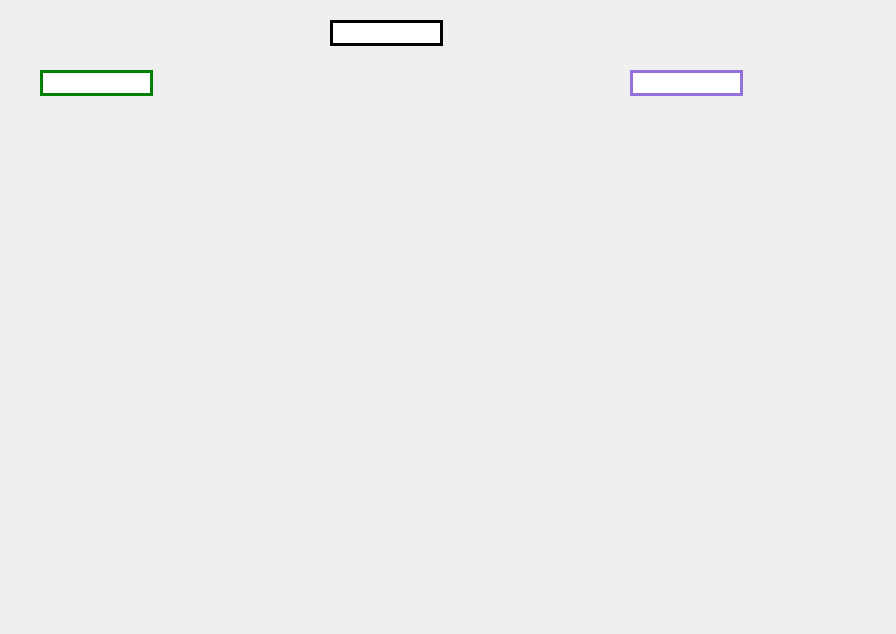
Old version of the form page4.ui in the repository AliTebbi1383/Undaunted_C-.
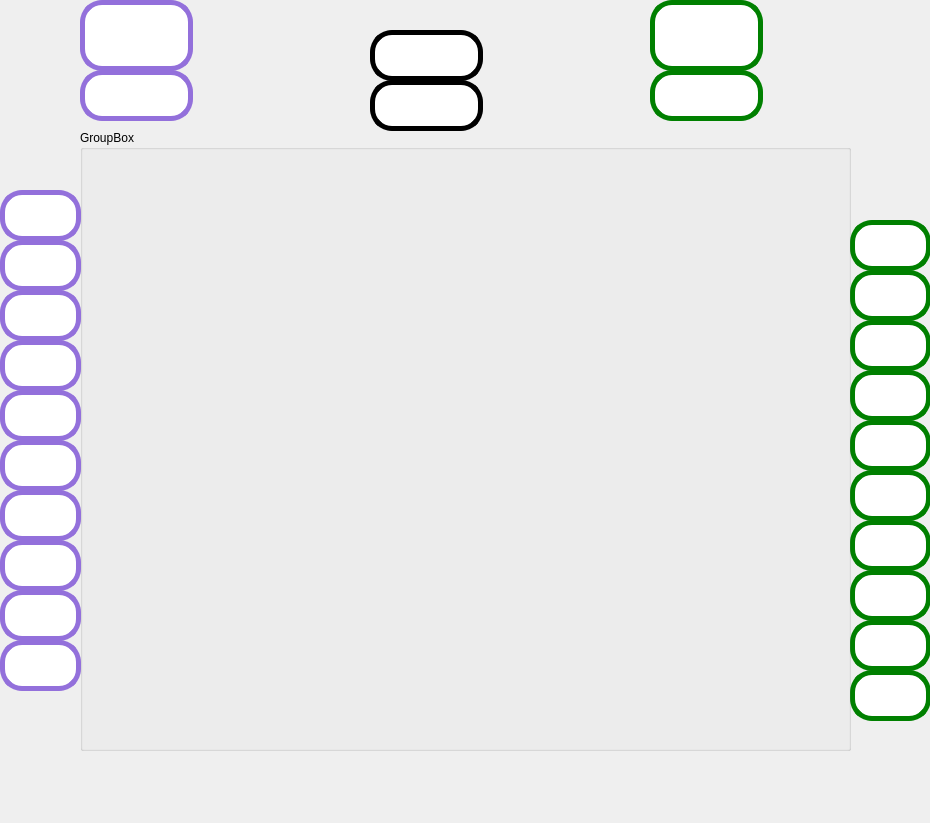
New version of the form. Icons and pictures are not drawn.

Diff of the .ui file:
```diff
--- a/page4.ui
+++ b/page4.ui
@@ -6,59 +6,498 @@
    <rect>
     <x>0</x>
     <y>0</y>
-    <width>896</width>
-    <height>634</height>
+    <width>930</width>
+    <height>823</height>
    </rect>
   </property>
   <property name="windowTitle">
    <string>Dialog</string>
   </property>
+  <widget class="QLabel" name="label">
+   <property name="geometry">
+    <rect>
+     <x>10</x>
+     <y>10</y>
+     <width>1001</width>
+     <height>781</height>
+    </rect>
+   </property>
+   <property name="styleSheet">
+    <string notr="true"/>
+   </property>
+   <property name="text">
+    <string/>
+   </property>
+  </widget>
+  <widget class="QLineEdit" name="Username2">
+   <property name="geometry">
+    <rect>
+     <x>80</x>
+     <y>70</y>
+     <width>113</width>
+     <height>51</height>
+    </rect>
+   </property>
+   <property name="styleSheet">
+    <string notr="true">
+border: 5px solid #9370DB;
+  border-radius: 22px;
+  padding: 15px;</string>
+   </property>
+  </widget>
   <widget class="QLineEdit" name="lineEdit">
    <property name="geometry">
     <rect>
-     <x>330</x>
-     <y>20</y>
+     <x>370</x>
+     <y>30</y>
      <width>113</width>
-     <height>26</height>
+     <height>51</height>
     </rect>
    </property>
    <property name="styleSheet">
-    <string notr="true">background-color: white;
-border: 3px solid black;
-border-radius: 45px;
-</string>
+    <string notr="true">
+border: 5px solid black;
+  border-radius: 22px;
+  padding: 15px;</string>
    </property>
   </widget>
   <widget class="QLineEdit" name="Username1">
    <property name="geometry">
     <rect>
-     <x>40</x>
+     <x>650</x>
      <y>70</y>
      <width>113</width>
-     <height>26</height>
+     <height>51</height>
     </rect>
    </property>
    <property name="styleSheet">
-    <string notr="true">background-color: white;
-border: 3px solid green;
-border-radius: 45px;
-color: green;</string>
+    <string notr="true">border: 5px solid green;
+  border-radius: 22px;
+  padding: 15px;</string>
    </property>
   </widget>
-  <widget class="QLineEdit" name="Username2">
+  <widget class="QLineEdit" name="lineEdit_2">
    <property name="geometry">
     <rect>
-     <x>630</x>
-     <y>70</y>
+     <x>80</x>
+     <y>0</y>
      <width>113</width>
-     <height>26</height>
+     <height>71</height>
     </rect>
    </property>
    <property name="styleSheet">
-    <string notr="true">background-color: white;
-border: 3px solid #9370DB;
-border-radius: 45px;
-color: #9370DB;</string>
+    <string notr="true">
+background-image: url(:/new/prefix1/images1.jpg);
+border: 5px solid #9370DB;
+  border-radius: 22px;
+  padding: 15px;
+background-size: 50px;   /* عرض 150px، ارتفاع متناسب تنظیم میشه */
+</string>
+   </property>
+  </widget>
+  <widget class="QLineEdit" name="lineEdit_3">
+   <property name="geometry">
+    <rect>
+     <x>650</x>
+     <y>0</y>
+     <width>113</width>
+     <height>71</height>
+    </rect>
+   </property>
+   <property name="styleSheet">
+    <string notr="true">border: 5px solid green;
+background-image: url(:/new/prefix1/images3.jpg);
+  border-radius: 22px;
+  padding: 15px;</string>
+   </property>
+  </widget>
+  <widget class="QLineEdit" name="card1_2">
+   <property name="geometry">
+    <rect>
+     <x>0</x>
+     <y>240</y>
+     <width>81</width>
+     <height>51</height>
+    </rect>
+   </property>
+   <property name="styleSheet">
+    <string notr="true">
+border: 5px solid #9370DB;
+  border-radius: 22px;
+  padding: 15px;
+background-size: 50px;   /* عرض 150px، ارتفاع متناسب تنظیم میشه */
+</string>
+   </property>
+  </widget>
+  <widget class="QLineEdit" name="card1_10">
+   <property name="geometry">
+    <rect>
+     <x>0</x>
+     <y>640</y>
+     <width>81</width>
+     <height>51</height>
+    </rect>
+   </property>
+   <property name="styleSheet">
+    <string notr="true">
+border: 5px solid #9370DB;
+  border-radius: 22px;
+  padding: 15px;
+background-size: 50px;   /* عرض 150px، ارتفاع متناسب تنظیم میشه */
+</string>
+   </property>
+  </widget>
+  <widget class="QLineEdit" name="card1_4">
+   <property name="geometry">
+    <rect>
+     <x>0</x>
+     <y>340</y>
+     <width>81</width>
+     <height>51</height>
+    </rect>
+   </property>
+   <property name="styleSheet">
+    <string notr="true">
+border: 5px solid #9370DB;
+  border-radius: 22px;
+  padding: 15px;
+background-size: 50px;   /* عرض 150px، ارتفاع متناسب تنظیم میشه */
+</string>
+   </property>
+  </widget>
+  <widget class="QLineEdit" name="card1_5">
+   <property name="geometry">
+    <rect>
+     <x>0</x>
+     <y>390</y>
+     <width>81</width>
+     <height>51</height>
+    </rect>
+   </property>
+   <property name="styleSheet">
+    <string notr="true">
+border: 5px solid #9370DB;
+  border-radius: 22px;
+  padding: 15px;
+background-size: 50px;   /* عرض 150px، ارتفاع متناسب تنظیم میشه */
+</string>
+   </property>
+  </widget>
+  <widget class="QLineEdit" name="card1_6">
+   <property name="geometry">
+    <rect>
+     <x>0</x>
+     <y>440</y>
+     <width>81</width>
+     <height>51</height>
+    </rect>
+   </property>
+   <property name="styleSheet">
+    <string notr="true">
+border: 5px solid #9370DB;
+  border-radius: 22px;
+  padding: 15px;
+background-size: 50px;   /* عرض 150px، ارتفاع متناسب تنظیم میشه */
+</string>
+   </property>
+  </widget>
+  <widget class="QLineEdit" name="card1_8">
+   <property name="geometry">
+    <rect>
+     <x>0</x>
+     <y>540</y>
+     <width>81</width>
+     <height>51</height>
+    </rect>
+   </property>
+   <property name="styleSheet">
+    <string notr="true">
+border: 5px solid #9370DB;
+  border-radius: 22px;
+  padding: 15px;
+background-size: 50px;   /* عرض 150px، ارتفاع متناسب تنظیم میشه */
+</string>
+   </property>
+  </widget>
+  <widget class="QLineEdit" name="card1_7">
+   <property name="geometry">
+    <rect>
+     <x>0</x>
+     <y>490</y>
+     <width>81</width>
+     <height>51</height>
+    </rect>
+   </property>
+   <property name="styleSheet">
+    <string notr="true">
+border: 5px solid #9370DB;
+  border-radius: 22px;
+  padding: 15px;
+background-size: 50px;   /* عرض 150px، ارتفاع متناسب تنظیم میشه */
+</string>
+   </property>
+  </widget>
+  <widget class="QLineEdit" name="card1_1">
+   <property name="geometry">
+    <rect>
+     <x>0</x>
+     <y>190</y>
+     <width>81</width>
+     <height>51</height>
+    </rect>
+   </property>
+   <property name="styleSheet">
+    <string notr="true">
+border: 5px solid #9370DB;
+  border-radius: 22px;
+  padding: 15px;
+background-size: 50px;   /* عرض 150px، ارتفاع متناسب تنظیم میشه */
+</string>
+   </property>
+  </widget>
+  <widget class="QLineEdit" name="card1_3">
+   <property name="geometry">
+    <rect>
+     <x>0</x>
+     <y>290</y>
+     <width>81</width>
+     <height>51</height>
+    </rect>
+   </property>
+   <property name="styleSheet">
+    <string notr="true">
+border: 5px solid #9370DB;
+  border-radius: 22px;
+  padding: 15px;
+background-size: 50px;   /* عرض 150px، ارتفاع متناسب تنظیم میشه */
+</string>
+   </property>
+  </widget>
+  <widget class="QLineEdit" name="card1_9">
+   <property name="geometry">
+    <rect>
+     <x>0</x>
+     <y>590</y>
+     <width>81</width>
+     <height>51</height>
+    </rect>
+   </property>
+   <property name="styleSheet">
+    <string notr="true">
+border: 5px solid #9370DB;
+  border-radius: 22px;
+  padding: 15px;
+background-size: 50px;   /* عرض 150px، ارتفاع متناسب تنظیم میشه */
+</string>
+   </property>
+  </widget>
+  <widget class="QLineEdit" name="card2_9">
+   <property name="geometry">
+    <rect>
+     <x>850</x>
+     <y>620</y>
+     <width>81</width>
+     <height>51</height>
+    </rect>
+   </property>
+   <property name="styleSheet">
+    <string notr="true">
+border: 5px solid green;
+  border-radius: 22px;
+  padding: 15px;
+background-size: 50px;   /* عرض 150px، ارتفاع متناسب تنظیم میشه */
+</string>
+   </property>
+  </widget>
+  <widget class="QLineEdit" name="card2_8">
+   <property name="geometry">
+    <rect>
+     <x>850</x>
+     <y>570</y>
+     <width>81</width>
+     <height>51</height>
+    </rect>
+   </property>
+   <property name="styleSheet">
+    <string notr="true">
+border: 5px solid green;
+  border-radius: 22px;
+  padding: 15px;
+background-size: 50px;   /* عرض 150px، ارتفاع متناسب تنظیم میشه */
+</string>
+   </property>
+  </widget>
+  <widget class="QLineEdit" name="card2_7">
+   <property name="geometry">
+    <rect>
+     <x>850</x>
+     <y>520</y>
+     <width>81</width>
+     <height>51</height>
+    </rect>
+   </property>
+   <property name="styleSheet">
+    <string notr="true">
+border: 5px solid green;
+  border-radius: 22px;
+  padding: 15px;
+background-size: 50px;   /* عرض 150px، ارتفاع متناسب تنظیم میشه */
+</string>
+   </property>
+  </widget>
+  <widget class="QLineEdit" name="card2_6">
+   <property name="geometry">
+    <rect>
+     <x>850</x>
+     <y>470</y>
+     <width>81</width>
+     <height>51</height>
+    </rect>
+   </property>
+   <property name="styleSheet">
+    <string notr="true">
+border: 5px solid green;
+  border-radius: 22px;
+  padding: 15px;
+background-size: 50px;   /* عرض 150px، ارتفاع متناسب تنظیم میشه */
+</string>
+   </property>
+  </widget>
+  <widget class="QLineEdit" name="card2_5">
+   <property name="geometry">
+    <rect>
+     <x>850</x>
+     <y>420</y>
+     <width>81</width>
+     <height>51</height>
+    </rect>
+   </property>
+   <property name="styleSheet">
+    <string notr="true">
+border: 5px solid green;
+  border-radius: 22px;
+  padding: 15px;
+background-size: 50px;   /* عرض 150px، ارتفاع متناسب تنظیم میشه */
+</string>
+   </property>
+  </widget>
+  <widget class="QLineEdit" name="card2_4">
+   <property name="geometry">
+    <rect>
+     <x>850</x>
+     <y>370</y>
+     <width>81</width>
+     <height>51</height>
+    </rect>
+   </property>
+   <property name="styleSheet">
+    <string notr="true">
+border: 5px solid green;
+  border-radius: 22px;
+  padding: 15px;
+background-size: 50px;   /* عرض 150px، ارتفاع متناسب تنظیم میشه */
+</string>
+   </property>
+  </widget>
+  <widget class="QLineEdit" name="card2_3">
+   <property name="geometry">
+    <rect>
+     <x>850</x>
+     <y>320</y>
+     <width>81</width>
+     <height>51</height>
+    </rect>
+   </property>
+   <property name="styleSheet">
+    <string notr="true">
+border: 5px solid green;
+  border-radius: 22px;
+  padding: 15px;
+background-size: 50px;   /* عرض 150px، ارتفاع متناسب تنظیم میشه */
+</string>
+   </property>
+  </widget>
+  <widget class="QLineEdit" name="card2_2">
+   <property name="geometry">
+    <rect>
+     <x>850</x>
+     <y>270</y>
+     <width>81</width>
+     <height>51</height>
+    </rect>
+   </property>
+   <property name="styleSheet">
+    <string notr="true">
+border: 5px solid green;
+  border-radius: 22px;
+  padding: 15px;
+background-size: 50px;   /* عرض 150px، ارتفاع متناسب تنظیم میشه */
+</string>
+   </property>
+  </widget>
+  <widget class="QLineEdit" name="card2_1">
+   <property name="geometry">
+    <rect>
+     <x>850</x>
+     <y>220</y>
+     <width>81</width>
+     <height>51</height>
+    </rect>
+   </property>
+   <property name="styleSheet">
+    <string notr="true">
+border: 5px solid green;
+  border-radius: 22px;
+  padding: 15px;
+background-size: 50px;   /* عرض 150px، ارتفاع متناسب تنظیم میشه */
+</string>
+   </property>
+  </widget>
+  <widget class="QLineEdit" name="card2_10">
+   <property name="geometry">
+    <rect>
+     <x>850</x>
+     <y>670</y>
+     <width>81</width>
+     <height>51</height>
+    </rect>
+   </property>
+   <property name="styleSheet">
+    <string notr="true">
+border: 5px solid green;
+  border-radius: 22px;
+  padding: 15px;
+background-size: 50px;   /* عرض 150px، ارتفاع متناسب تنظیم میشه */
+</string>
+   </property>
+  </widget>
+  <widget class="QGroupBox" name="groupBox">
+   <property name="geometry">
+    <rect>
+     <x>80</x>
+     <y>130</y>
+     <width>771</width>
+     <height>621</height>
+    </rect>
+   </property>
+   <property name="title">
+    <string>GroupBox</string>
+   </property>
+  </widget>
+  <widget class="QLineEdit" name="lineEdit_4">
+   <property name="geometry">
+    <rect>
+     <x>370</x>
+     <y>80</y>
+     <width>113</width>
+     <height>51</height>
+    </rect>
+   </property>
+   <property name="styleSheet">
+    <string notr="true">
+border: 5px solid black;
+  border-radius: 22px;
+  padding: 15px;</string>
    </property>
   </widget>
  </widget>
```
